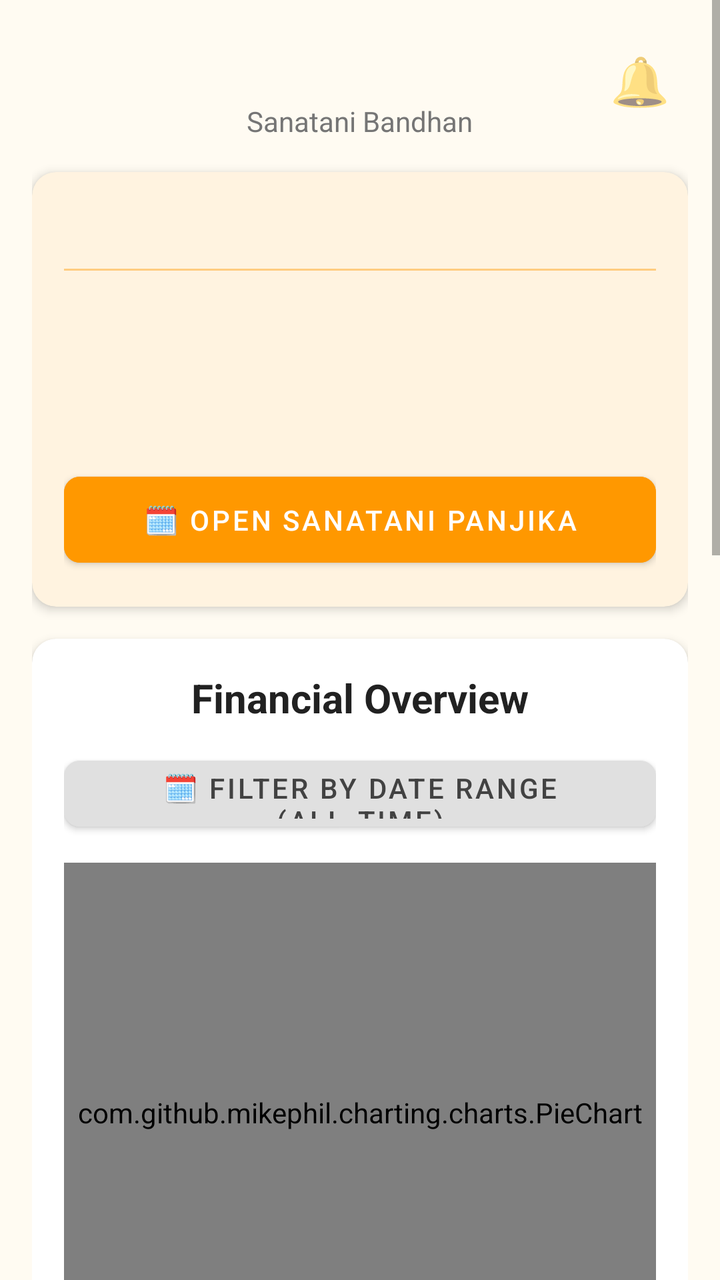
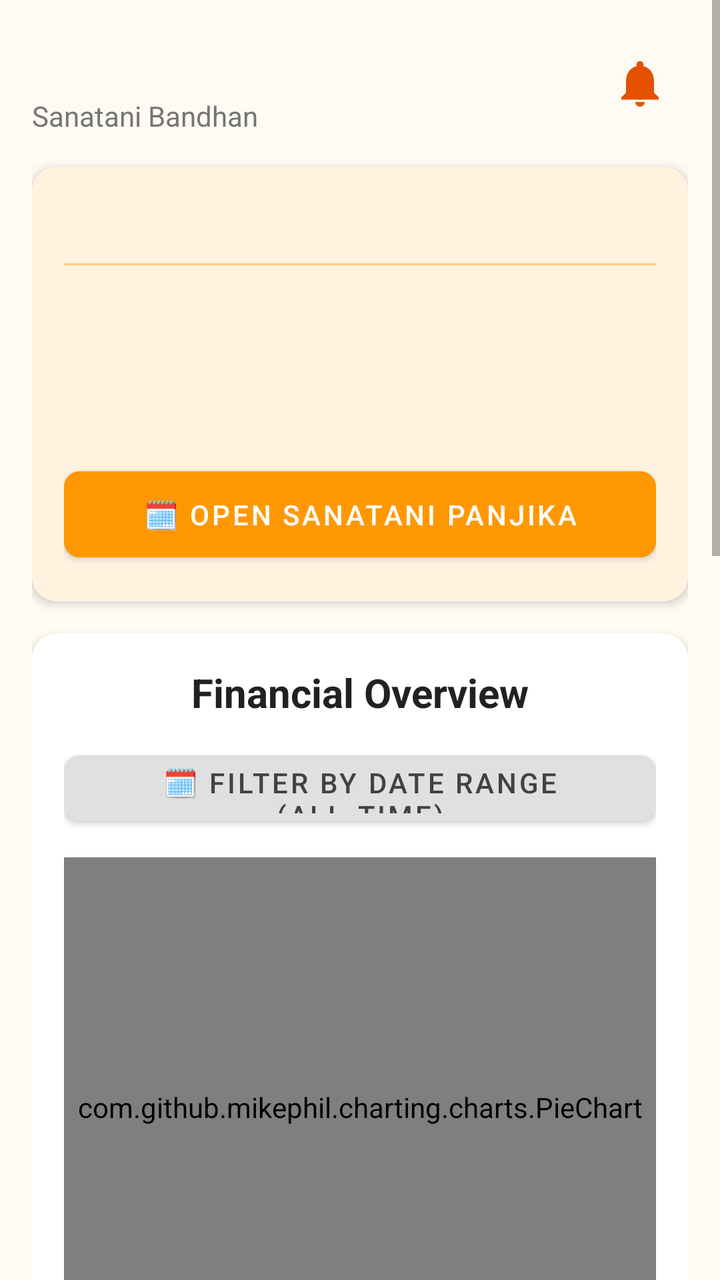

Two renders of the same Android screen: before a commit and after it. Below are the layout's source before the change and the commit's diff.
<!-- AndroidManifest.xml: application theme Theme.MaterialComponents.Light.NoActionBar -->
<!-- res/layout/activity_dashboard.xml -->
<?xml version="1.0" encoding="utf-8"?>
<ScrollView xmlns:android="http://schemas.android.com/apk/res/android"
    xmlns:app="http://schemas.android.com/apk/res-auto"
    android:id="@+id/mainLayout" 
    android:layout_width="match_parent"
    android:layout_height="match_parent"
    android:background="#FFFBF2">

    <LinearLayout
        android:layout_width="match_parent"
        android:layout_height="wrap_content"
        android:orientation="vertical"
        android:padding="16dp">

        
        <ImageView
            android:id="@+id/bannerImageView"
            android:layout_width="match_parent"
            android:layout_height="200dp"
            android:scaleType="centerCrop"
            android:visibility="gone"
            android:clickable="true"
            android:focusable="true"
            android:foreground="?attr/selectableItemBackground"
            android:layout_marginBottom="16dp"
            android:contentDescription="Global Marketing Banner" />

        
        <RelativeLayout
            android:layout_width="match_parent"
            android:layout_height="wrap_content"
            android:layout_marginBottom="16dp">

            <LinearLayout
                android:layout_width="wrap_content"
                android:layout_height="wrap_content"
                android:orientation="vertical"
                android:layout_centerInParent="true"
                android:gravity="center">

                <TextView
                    android:id="@+id/tvDashboardTitle"
                    android:layout_width="wrap_content"
                    android:layout_height="wrap_content"
                    android:textSize="26sp"
                    android:textStyle="bold"
                    android:textColor="#E65100"/>

                <TextView
                    android:id="@+id/tvDashboardBranding"
                    android:layout_width="wrap_content"
                    android:layout_height="wrap_content"
                    android:text="@string/app_name"
                    android:textSize="14sp"
                    android:textColor="#757575"/>

                <Button
                    android:id="@+id/btnUpgradeBadge"
                    android:layout_width="wrap_content"
                    android:layout_height="32dp"
                    android:layout_marginTop="4dp"
                    android:text="⭐ SEVA FREE PLAN - TAP TO UPGRADE"
                    android:textSize="10sp"
                    android:textStyle="bold"
                    android:textColor="#FFFFFF"
                    android:backgroundTint="#E65100"
                    app:cornerRadius="16dp"
                    android:insetTop="0dp"
                    android:insetBottom="0dp"
                    android:paddingHorizontal="16dp"
                    android:minHeight="0dp"
                    android:minWidth="0dp"
                    android:visibility="gone"/>
            </LinearLayout>

            
            <FrameLayout
                android:id="@+id/btnNotificationCenter"
                android:layout_width="48dp"
                android:layout_height="48dp"
                android:layout_alignParentEnd="true"
                android:layout_alignParentTop="true"
                android:background="?attr/selectableItemBackgroundBorderless"
                android:clickable="true"
                android:focusable="true">
                
                <TextView
                    android:layout_width="match_parent"
                    android:layout_height="match_parent"
                    android:text="🔔"
                    android:textSize="24sp"
                    android:gravity="center" />
                
                
                <com.google.android.material.card.MaterialCardView
                    android:id="@+id/badgeContainer"
                    android:layout_width="20dp"
                    android:layout_height="20dp"
                    android:layout_gravity="top|end"
                    android:layout_marginTop="4dp"
                    android:layout_marginEnd="4dp"
                    app:cardBackgroundColor="#D32F2F"
                    app:cardCornerRadius="10dp"
                    app:strokeWidth="0dp"
                    android:visibility="gone">
                    <TextView
                        android:id="@+id/tvNotificationBadge"
                        android:layout_width="match_parent"
                        android:layout_height="match_parent"
                        android:text="0"
                        android:textColor="#FFFFFF"
                        android:textSize="10sp"
                        android:textStyle="bold"
                        android:gravity="center" />
                </com.google.android.material.card.MaterialCardView>
            </FrameLayout>
        </RelativeLayout>

        <com.google.android.material.card.MaterialCardView
            android:layout_width="match_parent"
            android:layout_height="wrap_content"
            app:cardCornerRadius="12dp"
            app:cardElevation="3dp"
            android:layout_marginBottom="16dp"
            app:cardBackgroundColor="#FFF3E0">
            <LinearLayout
                android:layout_width="match_parent"
                android:layout_height="wrap_content"
                android:orientation="vertical"
                android:padding="16dp">
                <TextView
                    android:id="@+id/shlokaText"
                    android:layout_width="match_parent"
                    android:layout_height="wrap_content"
                    android:textSize="15sp"
                    android:textStyle="bold|italic"
                    android:textColor="#E65100"
                    android:gravity="center"
                    android:layout_marginBottom="12dp"/>
                <View
                    android:layout_width="match_parent"
                    android:layout_height="1dp"
                    android:background="#FFCC80"
                    android:layout_marginBottom="12dp"/>
                <TextView
                    android:id="@+id/tvDateEnglish"
                    android:layout_width="match_parent"
                    android:layout_height="wrap_content"
                    android:textSize="15sp"
                    android:textColor="#424242"
                    android:textStyle="bold"/>
                <TextView
                    android:id="@+id/tvDateBengali"
                    android:layout_width="match_parent"
                    android:layout_height="wrap_content"
                    android:textSize="15sp"
                    android:textColor="#424242"
                    android:textStyle="bold"
                    android:layout_marginTop="4dp"/>
                <TextView
                    android:id="@+id/tvTithiAlert"
                    android:layout_width="match_parent"
                    android:layout_height="wrap_content"
                    android:textSize="15sp"
                    android:textColor="#D32F2F"
                    android:textStyle="bold"
                    android:layout_marginTop="4dp"/>
                <Button
                    android:id="@+id/btnPanjika"
                    android:layout_width="match_parent"
                    android:layout_height="55dp"
                    android:text="@string/btn_panjika"
                    android:backgroundTint="#FF9800"
                    app:cornerRadius="8dp"
                    android:layout_marginTop="16dp"/>
            </LinearLayout>
        </com.google.android.material.card.MaterialCardView>

        <com.google.android.material.card.MaterialCardView
            android:layout_width="match_parent"
            android:layout_height="wrap_content"
            app:cardCornerRadius="12dp"
            app:cardElevation="3dp"
            android:layout_marginBottom="24dp"
            app:cardBackgroundColor="#FFFFFF">
            <LinearLayout
                android:layout_width="match_parent"
                android:layout_height="wrap_content"
                android:orientation="vertical"
                android:padding="16dp">
                <TextView
                    android:layout_width="match_parent"
                    android:layout_height="wrap_content"
                    android:text="@string/txt_financial_overview"
                    android:textSize="20sp"
                    android:textStyle="bold"
                    android:textColor="#212121"
                    android:gravity="center"
                    android:layout_marginBottom="12dp"/>
                <Button
                    android:id="@+id/btnFilterChartDate"
                    android:layout_width="match_parent"
                    android:layout_height="45dp"
                    android:text="@string/txt_filter_dates"
                    android:backgroundTint="#E0E0E0"
                    android:textColor="#424242"
                    app:cornerRadius="8dp"
                    android:layout_marginBottom="12dp"/>
                <FrameLayout
                    android:id="@+id/pieChartContainer"
                    android:layout_width="match_parent"
                    android:layout_height="250dp">
                     <com.github.mikephil.charting.charts.PieChart
                         android:id="@+id/pieChart"
                         android:layout_width="match_parent"
                         android:layout_height="match_parent" />
                </FrameLayout>
            </LinearLayout>
        </com.google.android.material.card.MaterialCardView>

        <LinearLayout
            android:layout_width="match_parent"
            android:layout_height="wrap_content"
            android:orientation="horizontal"
            android:weightSum="2">
            <Button
                android:id="@+id/cardMembers"
                android:layout_width="0dp"
                android:layout_weight="1"
                android:layout_height="wrap_content"
                android:minHeight="70dp"
                android:layout_margin="6dp"
                android:text="@string/btn_member_directory"
                android:textSize="13sp"
                android:textStyle="bold"
                app:cornerRadius="8dp"
                android:backgroundTint="#1976D2"/>
            <Button
                android:id="@+id/cardDonations"
                android:layout_width="0dp"
                android:layout_weight="1"
                android:layout_height="wrap_content"
                android:minHeight="70dp"
                android:layout_margin="6dp"
                android:text="@string/btn_smart_chanda"
                android:textSize="13sp"
                android:textStyle="bold"
                app:cornerRadius="8dp"
                android:backgroundTint="#2E7D32"/>
        </LinearLayout>

        <LinearLayout
            android:layout_width="match_parent"
            android:layout_height="wrap_content"
            android:orientation="horizontal"
            android:weightSum="2">
            <Button
                android:id="@+id/cardExpenses"
                android:layout_width="0dp"
                android:layout_weight="1"
                android:layout_height="wrap_content"
                android:minHeight="70dp"
                android:layout_margin="6dp"
                android:text="@string/btn_utsav_expenses"
                android:textSize="13sp"
                android:textStyle="bold"
                app:cornerRadius="8dp"
                android:backgroundTint="#D32F2F"/>
            <Button
                android:id="@+id/cardPolls"
                android:layout_width="0dp"
                android:layout_weight="1"
                android:layout_height="wrap_content"
                android:minHeight="70dp"
                android:layout_margin="6dp"
                android:text="@string/btn_sanatani_polls"
                android:textSize="13sp"
                android:textStyle="bold"
                app:cornerRadius="8dp"
                android:backgroundTint="#F57C00"/>
        </LinearLayout>

        <LinearLayout
            android:layout_width="match_parent"
            android:layout_height="wrap_content"
            android:orientation="horizontal"
            android:weightSum="2"
            android:layout_marginBottom="16dp">
            <Button
                android:id="@+id/cardEvents"
                android:layout_width="0dp"
                android:layout_weight="1"
                android:layout_height="wrap_content"
                android:minHeight="70dp"
                android:layout_margin="6dp"
                android:text="@string/btn_mandir_events"
                android:textSize="13sp"
                android:textStyle="bold"
                app:cornerRadius="8dp"
                android:backgroundTint="#7B1FA2"/>
            <Button
                android:id="@+id/cardComms"
                android:layout_width="0dp"
                android:layout_weight="1"
                android:layout_height="wrap_content"
                android:minHeight="70dp"
                android:layout_margin="6dp"
                android:text="@string/btn_mass_sandesh"
                android:textSize="13sp"
                android:textStyle="bold"
                app:cornerRadius="8dp"
                android:backgroundTint="#00838F"/>
        </LinearLayout>

        <Button
            android:id="@+id/btnMyProfile"
            android:layout_width="match_parent"
            android:layout_height="60dp"
            android:layout_margin="4dp"
            android:text="@string/btn_my_profile"
            android:textSize="14sp"
            android:textStyle="bold"
            app:cornerRadius="8dp"
            android:backgroundTint="#283593"/>

        <Button
            android:id="@+id/btnGenerateReports"
            android:layout_width="match_parent"
            android:layout_height="60dp"
            android:layout_margin="4dp"
            android:text="@string/btn_generate_pdfs"
            android:textSize="14sp"
            android:textStyle="bold"
            app:cornerRadius="8dp"
            android:backgroundTint="#546E7A"/>

        <Button
            android:id="@+id/btnDownloadAudit"
            android:layout_width="match_parent"
            android:layout_height="60dp"
            android:layout_margin="4dp"
            android:text="@string/btn_security_audit"
            android:textSize="14sp"
            android:textStyle="bold"
            app:cornerRadius="8dp"
            android:backgroundTint="#607D8B"/>

        <Button
            android:id="@+id/btnWorkspaceSettings"
            android:layout_width="match_parent"
            android:layout_height="60dp"
            android:layout_margin="4dp"
            android:text="@string/btn_workspace_settings"
            android:textSize="14sp"
            android:textStyle="bold"
            app:cornerRadius="8dp"
            android:backgroundTint="#78909C"/>

        <Button
            android:id="@+id/btnChangeLanguage"
            android:layout_width="match_parent"
            android:layout_height="60dp"
            android:layout_margin="4dp"
            android:text="@string/btn_change_language"
            android:textSize="14sp"
            android:textStyle="bold"
            app:cornerRadius="8dp"
            android:backgroundTint="#795548"/>

        <Button
            android:id="@+id/btnHelpSupport"
            android:layout_width="match_parent"
            android:layout_height="60dp"
            android:layout_margin="4dp"
            android:text="@string/btn_help_support"
            android:textSize="14sp"
            android:textStyle="bold"
            app:cornerRadius="8dp"
            android:backgroundTint="#00695C"/>

        <Button
            android:id="@+id/btnLogout"
            android:layout_width="match_parent"
            android:layout_height="60dp"
            android:layout_margin="4dp"
            android:text="@string/btn_logout"
            android:textSize="14sp"
            android:textStyle="bold"
            android:textColor="#212121"
            app:cornerRadius="8dp"
            android:backgroundTint="#E0E0E0"
            android:layout_marginBottom="24dp"/>

    </LinearLayout>
</ScrollView>
<!-- resources referenced by this layout -->
<resources>
  <string name="app_name">Sanatani Bandhan</string>
  <string name="btn_change_language">🌐 Change Language</string>
  <string name="btn_generate_pdfs">📄 Generate Financial PDFs</string>
  <string name="btn_help_support">🆘 Help &amp; Support</string>
  <string name="btn_logout">Logout</string>
  <string name="btn_mandir_events">📅 Mandir Events</string>
  <string name="btn_mass_sandesh">📢 Mass Sandesh</string>
  <string name="btn_member_directory">👥 Member Directory</string>
  <string name="btn_my_profile">👤 MY DEVOTEE PROFILE</string>
  <string name="btn_panjika">🗓️ OPEN SANATANI PANJIKA</string>
  <string name="btn_sanatani_polls">🗳️ Sanatani Polls</string>
  <string name="btn_security_audit">🛡️ Download Security Audit</string>
  <string name="btn_smart_chanda">💰 Smart Chanda</string>
  <string name="btn_utsav_expenses">🪔 Utsav Expenses</string>
  <string name="btn_workspace_settings">⚙️ Workspace Settings</string>
  <string name="txt_filter_dates">🗓️ Filter by Date Range (All-Time)</string>
  <string name="txt_financial_overview">Financial Overview</string>
</resources>

<!-- the commit's change to res/layout/activity_dashboard.xml (unified diff, before → after) -->
@@ -26,23 +26,27 @@
             android:contentDescription="Global Marketing Banner" />
 
         
-        <RelativeLayout
-            android:layout_width="match_parent"
-            android:layout_height="wrap_content"
+        <LinearLayout
+            android:layout_width="match_parent"
+            android:layout_height="wrap_content"
+            android:orientation="horizontal"
+            android:gravity="center_vertical"
             android:layout_marginBottom="16dp">
 
+            
             <LinearLayout
-                android:layout_width="wrap_content"
-                android:layout_height="wrap_content"
+                android:layout_width="0dp"
+                android:layout_height="wrap_content"
+                android:layout_weight="1"
                 android:orientation="vertical"
-                android:layout_centerInParent="true"
-                android:gravity="center">
+                android:gravity="center_vertical|start"
+                android:layout_marginEnd="12dp">
 
                 <TextView
                     android:id="@+id/tvDashboardTitle"
                     android:layout_width="wrap_content"
                     android:layout_height="wrap_content"
-                    android:textSize="26sp"
+                    android:textSize="24sp"
                     android:textStyle="bold"
                     android:textColor="#E65100"/>
 
@@ -58,7 +62,7 @@
                     android:id="@+id/btnUpgradeBadge"
                     android:layout_width="wrap_content"
                     android:layout_height="32dp"
-                    android:layout_marginTop="4dp"
+                    android:layout_marginTop="6dp"
                     android:text="⭐ SEVA FREE PLAN - TAP TO UPGRADE"
                     android:textSize="10sp"
                     android:textStyle="bold"
@@ -78,19 +82,17 @@
                 android:id="@+id/btnNotificationCenter"
                 android:layout_width="48dp"
                 android:layout_height="48dp"
-                android:layout_alignParentEnd="true"
-                android:layout_alignParentTop="true"
                 android:background="?attr/selectableItemBackgroundBorderless"
                 android:clickable="true"
                 android:focusable="true">
                 
-                <TextView
-                    android:layout_width="match_parent"
-                    android:layout_height="match_parent"
-                    android:text="🔔"
-                    android:textSize="24sp"
-                    android:gravity="center" />
                 
+                <ImageView
+                    android:layout_width="28dp"
+                    android:layout_height="28dp"
+                    android:layout_gravity="center"
+                    android:src="@drawable/ic_bell"
+                    android:contentDescription="Notification Center" />
                 
                 <com.google.android.material.card.MaterialCardView
                     android:id="@+id/badgeContainer"
@@ -114,7 +116,7 @@
                         android:gravity="center" />
                 </com.google.android.material.card.MaterialCardView>
             </FrameLayout>
-        </RelativeLayout>
+        </LinearLayout>
 
         <com.google.android.material.card.MaterialCardView
             android:layout_width="match_parent"
<!-- resource entries referenced after the edit -->
@@ -1,5 +1,16 @@
 <!-- resources referenced by this layout -->
 <resources>
+  <!-- drawable ic_bell (drawable) -->
+  <?xml version="1.0" encoding="utf-8"?>
+  <vector xmlns:android="http://schemas.android.com/apk/res/android"
+      android:width="24dp"
+      android:height="24dp"
+      android:viewportWidth="24"
+      android:viewportHeight="24">
+      <path
+          android:fillColor="#E65100"
+          android:pathData="M12,22c1.1,0 2,-0.9 2,-2h-4c0,1.1 0.9,2 2,2zM18,16v-5c0,-3.07 -1.63,-5.64 -4.5,-6.32V4c0,-0.83 -0.67,-1.5 -1.5,-1.5s-1.5,0.67 -1.5,1.5v0.68C7.64,5.36 6,7.92 6,11v5l-2,2v1h16v-1l-2,-2z" />
+  </vector>
   <string name="app_name">Sanatani Bandhan</string>
   <string name="btn_change_language">🌐 Change Language</string>
   <string name="btn_generate_pdfs">📄 Generate Financial PDFs</string>
